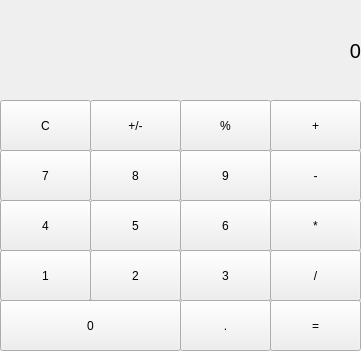
Qt form Simple_Calculator/calculator.ui (NiwanthaR/Basic-Calculator) before a commit.
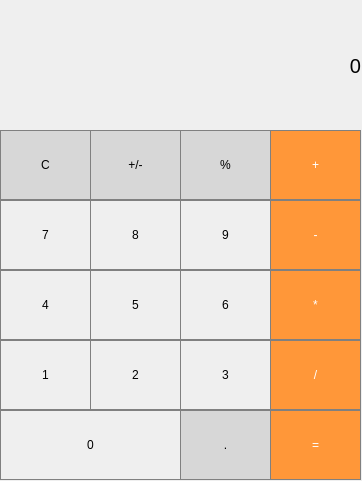
The same form after that commit.

Commit message: UI Second Part Complete

The edit to the form file:
```diff
--- a/Simple_Calculator/calculator.ui
+++ b/Simple_Calculator/calculator.ui
@@ -6,8 +6,8 @@
    <rect>
     <x>0</x>
     <y>0</y>
-    <width>361</width>
-    <height>351</height>
+    <width>362</width>
+    <height>481</height>
    </rect>
   </property>
   <property name="windowTitle">
@@ -20,7 +20,7 @@
       <x>0</x>
       <y>0</y>
       <width>361</width>
-      <height>101</height>
+      <height>131</height>
      </rect>
     </property>
     <property name="font">
@@ -28,6 +28,14 @@
       <pointsize>15</pointsize>
      </font>
     </property>
+    <property name="styleSheet">
+     <string notr="true">QLabel {
+  qproperty-alignment: 'AlignVCenter | AlignRight';
+  border: 1px solid gray;
+}
+
+background-color : white;</string>
+    </property>
     <property name="text">
      <string>0</string>
     </property>
@@ -42,11 +50,21 @@
     <property name="geometry">
      <rect>
       <x>0</x>
-      <y>100</y>
+      <y>130</y>
       <width>91</width>
-      <height>51</height>
+      <height>70</height>
      </rect>
     </property>
+    <property name="styleSheet">
+     <string notr="true">QPushButton {
+  background-color: rgb(215, 215, 215);
+  border: 1px solid gray;
+}
+QPushButton:pressed {
+    background-color: qlineargradient(x1: 0, y1: 0, x2: 0, y2: 1,
+                                      stop: 0 #BEBEBE, stop: 1 #D7D7D7);
+}</string>
+    </property>
     <property name="text">
      <string>C</string>
     </property>
@@ -55,11 +73,21 @@
     <property name="geometry">
      <rect>
       <x>180</x>
-      <y>100</y>
+      <y>130</y>
       <width>91</width>
-      <height>51</height>
+      <height>70</height>
      </rect>
     </property>
+    <property name="styleSheet">
+     <string notr="true">QPushButton {
+  background-color: rgb(215, 215, 215);
+  border: 1px solid gray;
+}
+QPushButton:pressed {
+    background-color: qlineargradient(x1: 0, y1: 0, x2: 0, y2: 1,
+                                      stop: 0 #BEBEBE, stop: 1 #D7D7D7);
+}</string>
+    </property>
     <property name="text">
      <string>%</string>
     </property>
@@ -68,11 +96,21 @@
     <property name="geometry">
      <rect>
       <x>90</x>
-      <y>100</y>
+      <y>130</y>
       <width>91</width>
-      <height>51</height>
+      <height>70</height>
      </rect>
     </property>
+    <property name="styleSheet">
+     <string notr="true">QPushButton {
+  background-color: rgb(215, 215, 215);
+  border: 1px solid gray;
+}
+QPushButton:pressed {
+    background-color: qlineargradient(x1: 0, y1: 0, x2: 0, y2: 1,
+                                      stop: 0 #BEBEBE, stop: 1 #D7D7D7);
+}</string>
+    </property>
     <property name="text">
      <string>+/-</string>
     </property>
@@ -81,11 +119,23 @@
     <property name="geometry">
      <rect>
       <x>270</x>
-      <y>100</y>
+      <y>130</y>
       <width>91</width>
-      <height>51</height>
+      <height>70</height>
      </rect>
     </property>
+    <property name="styleSheet">
+     <string notr="true">QPushButton {
+  background-color: rgb(255, 151, 57);
+  color: white; 
+  border: 1px solid gray;
+}
+
+QPushButton:pressed {
+    background-color: qlineargradient(x1: 0, y1: 0, x2: 0, y2: 1,
+                                      stop: 0 #FF7832, stop: 1 #FF9739);
+}</string>
+    </property>
     <property name="text">
      <string>+</string>
     </property>
@@ -94,11 +144,20 @@
     <property name="geometry">
      <rect>
       <x>0</x>
-      <y>150</y>
+      <y>200</y>
       <width>91</width>
-      <height>51</height>
+      <height>70</height>
      </rect>
     </property>
+    <property name="styleSheet">
+     <string notr="true">QPushButton {
+   border: 1px solid gray;
+}
+QPushButton:pressed {
+    background-color: qlineargradient(x1: 0, y1: 0, x2: 0, y2: 1,
+                                      stop: 0 #dadbde, stop: 1 #f6f7fa);
+}</string>
+    </property>
     <property name="text">
      <string>7</string>
     </property>
@@ -107,11 +166,20 @@
     <property name="geometry">
      <rect>
       <x>180</x>
-      <y>150</y>
+      <y>200</y>
       <width>91</width>
-      <height>51</height>
+      <height>70</height>
      </rect>
     </property>
+    <property name="styleSheet">
+     <string notr="true">QPushButton {
+   border: 1px solid gray;
+}
+QPushButton:pressed {
+    background-color: qlineargradient(x1: 0, y1: 0, x2: 0, y2: 1,
+                                      stop: 0 #dadbde, stop: 1 #f6f7fa);
+}</string>
+    </property>
     <property name="text">
      <string>9</string>
     </property>
@@ -120,11 +188,20 @@
     <property name="geometry">
      <rect>
       <x>90</x>
-      <y>150</y>
+      <y>200</y>
       <width>91</width>
-      <height>51</height>
+      <height>70</height>
      </rect>
     </property>
+    <property name="styleSheet">
+     <string notr="true">QPushButton {
+   border: 1px solid gray;
+}
+QPushButton:pressed {
+    background-color: qlineargradient(x1: 0, y1: 0, x2: 0, y2: 1,
+                                      stop: 0 #dadbde, stop: 1 #f6f7fa);
+}</string>
+    </property>
     <property name="text">
      <string>8</string>
     </property>
@@ -133,11 +210,23 @@
     <property name="geometry">
      <rect>
       <x>270</x>
-      <y>150</y>
+      <y>200</y>
       <width>91</width>
-      <height>51</height>
+      <height>70</height>
      </rect>
     </property>
+    <property name="styleSheet">
+     <string notr="true">QPushButton {
+  background-color: rgb(255, 151, 57);
+  color: white; 
+  border: 1px solid gray;
+}
+
+QPushButton:pressed {
+    background-color: qlineargradient(x1: 0, y1: 0, x2: 0, y2: 1,
+                                      stop: 0 #FF7832, stop: 1 #FF9739);
+}</string>
+    </property>
     <property name="text">
      <string>-</string>
     </property>
@@ -146,11 +235,20 @@
     <property name="geometry">
      <rect>
       <x>0</x>
-      <y>200</y>
+      <y>270</y>
       <width>91</width>
-      <height>51</height>
+      <height>70</height>
      </rect>
     </property>
+    <property name="styleSheet">
+     <string notr="true">QPushButton {
+   border: 1px solid gray;
+}
+QPushButton:pressed {
+    background-color: qlineargradient(x1: 0, y1: 0, x2: 0, y2: 1,
+                                      stop: 0 #dadbde, stop: 1 #f6f7fa);
+}</string>
+    </property>
     <property name="text">
      <string>4</string>
     </property>
@@ -159,11 +257,20 @@
     <property name="geometry">
      <rect>
       <x>180</x>
-      <y>200</y>
+      <y>270</y>
       <width>91</width>
-      <height>51</height>
+      <height>70</height>
      </rect>
     </property>
+    <property name="styleSheet">
+     <string notr="true">QPushButton {
+   border: 1px solid gray;
+}
+QPushButton:pressed {
+    background-color: qlineargradient(x1: 0, y1: 0, x2: 0, y2: 1,
+                                      stop: 0 #dadbde, stop: 1 #f6f7fa);
+}</string>
+    </property>
     <property name="text">
      <string>6</string>
     </property>
@@ -172,11 +279,20 @@
     <property name="geometry">
      <rect>
       <x>90</x>
-      <y>200</y>
+      <y>270</y>
       <width>91</width>
-      <height>51</height>
+      <height>70</height>
      </rect>
     </property>
+    <property name="styleSheet">
+     <string notr="true">QPushButton {
+   border: 1px solid gray;
+}
+QPushButton:pressed {
+    background-color: qlineargradient(x1: 0, y1: 0, x2: 0, y2: 1,
+                                      stop: 0 #dadbde, stop: 1 #f6f7fa);
+}</string>
+    </property>
     <property name="text">
      <string>5</string>
     </property>
@@ -185,11 +301,23 @@
     <property name="geometry">
      <rect>
       <x>270</x>
-      <y>200</y>
+      <y>270</y>
       <width>91</width>
-      <height>51</height>
+      <height>70</height>
      </rect>
     </property>
+    <property name="styleSheet">
+     <string notr="true">QPushButton {
+  background-color: rgb(255, 151, 57);
+  color: white; 
+  border: 1px solid gray;
+}
+
+QPushButton:pressed {
+    background-color: qlineargradient(x1: 0, y1: 0, x2: 0, y2: 1,
+                                      stop: 0 #FF7832, stop: 1 #FF9739);
+}</string>
+    </property>
     <property name="text">
      <string>*</string>
     </property>
@@ -198,11 +326,20 @@
     <property name="geometry">
      <rect>
       <x>0</x>
-      <y>250</y>
+      <y>340</y>
       <width>91</width>
-      <height>51</height>
+      <height>70</height>
      </rect>
     </property>
+    <property name="styleSheet">
+     <string notr="true">QPushButton {
+   border: 1px solid gray;
+}
+QPushButton:pressed {
+    background-color: qlineargradient(x1: 0, y1: 0, x2: 0, y2: 1,
+                                      stop: 0 #dadbde, stop: 1 #f6f7fa);
+}</string>
+    </property>
     <property name="text">
      <string>1</string>
     </property>
@@ -211,11 +348,20 @@
     <property name="geometry">
      <rect>
       <x>180</x>
-      <y>250</y>
+      <y>340</y>
       <width>91</width>
-      <height>51</height>
+      <height>70</height>
      </rect>
     </property>
+    <property name="styleSheet">
+     <string notr="true">QPushButton {
+   border: 1px solid gray;
+}
+QPushButton:pressed {
+    background-color: qlineargradient(x1: 0, y1: 0, x2: 0, y2: 1,
+                                      stop: 0 #dadbde, stop: 1 #f6f7fa);
+}</string>
+    </property>
     <property name="text">
      <string>3</string>
     </property>
@@ -224,11 +370,20 @@
     <property name="geometry">
      <rect>
       <x>90</x>
-      <y>250</y>
+      <y>340</y>
       <width>91</width>
-      <height>51</height>
+      <height>70</height>
      </rect>
     </property>
+    <property name="styleSheet">
+     <string notr="true">QPushButton {
+   border: 1px solid gray;
+}
+QPushButton:pressed {
+    background-color: qlineargradient(x1: 0, y1: 0, x2: 0, y2: 1,
+                                      stop: 0 #dadbde, stop: 1 #f6f7fa);
+}</string>
+    </property>
     <property name="text">
      <string>2</string>
     </property>
@@ -237,11 +392,23 @@
     <property name="geometry">
      <rect>
       <x>270</x>
-      <y>250</y>
+      <y>340</y>
       <width>91</width>
-      <height>51</height>
+      <height>70</height>
      </rect>
     </property>
+    <property name="styleSheet">
+     <string notr="true">QPushButton {
+  background-color: rgb(255, 151, 57);
+  color: white; 
+  border: 1px solid gray;
+}
+
+QPushButton:pressed {
+    background-color: qlineargradient(x1: 0, y1: 0, x2: 0, y2: 1,
+                                      stop: 0 #FF7832, stop: 1 #FF9739);
+}</string>
+    </property>
     <property name="text">
      <string>/</string>
     </property>
@@ -250,11 +417,20 @@
     <property name="geometry">
      <rect>
       <x>0</x>
-      <y>300</y>
+      <y>410</y>
       <width>181</width>
-      <height>51</height>
+      <height>70</height>
      </rect>
     </property>
+    <property name="styleSheet">
+     <string notr="true">QPushButton {
+   border: 1px solid gray;
+}
+QPushButton:pressed {
+    background-color: qlineargradient(x1: 0, y1: 0, x2: 0, y2: 1,
+                                      stop: 0 #dadbde, stop: 1 #f6f7fa);
+}</string>
+    </property>
     <property name="text">
      <string>0</string>
     </property>
@@ -263,11 +439,21 @@
     <property name="geometry">
      <rect>
       <x>180</x>
-      <y>300</y>
+      <y>410</y>
       <width>91</width>
-      <height>51</height>
+      <height>70</height>
      </rect>
     </property>
+    <property name="styleSheet">
+     <string notr="true">QPushButton {
+  background-color: rgb(215, 215, 215);
+  border: 1px solid gray;
+}
+QPushButton:pressed {
+    background-color: qlineargradient(x1: 0, y1: 0, x2: 0, y2: 1,
+                                      stop: 0 #BEBEBE, stop: 1 #D7D7D7);
+}</string>
+    </property>
     <property name="text">
      <string>.</string>
     </property>
@@ -276,11 +462,23 @@
     <property name="geometry">
      <rect>
       <x>270</x>
-      <y>300</y>
+      <y>410</y>
       <width>91</width>
-      <height>51</height>
+      <height>70</height>
      </rect>
     </property>
+    <property name="styleSheet">
+     <string notr="true">QPushButton {
+  background-color: rgb(255, 151, 57);
+  color: white; 
+  border: 1px solid gray;
+}
+
+QPushButton:pressed {
+    background-color: qlineargradient(x1: 0, y1: 0, x2: 0, y2: 1,
+                                      stop: 0 #FF7832, stop: 1 #FF9739);
+}</string>
+    </property>
     <property name="text">
      <string>=</string>
     </property>
```
The commit also changes 3 other files.
